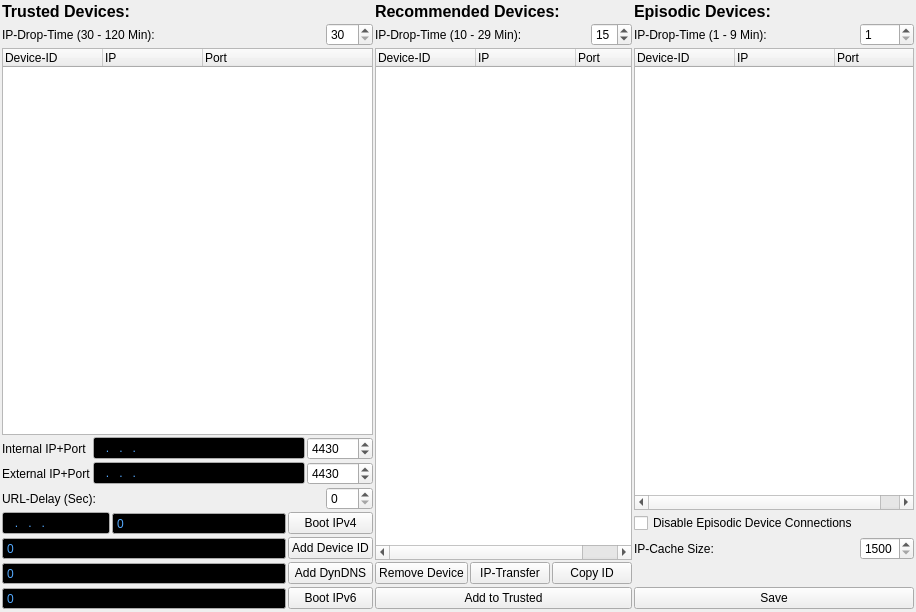
First picture: the form in ui/connection-display.ui, repository berndhs/arado, before the edit.
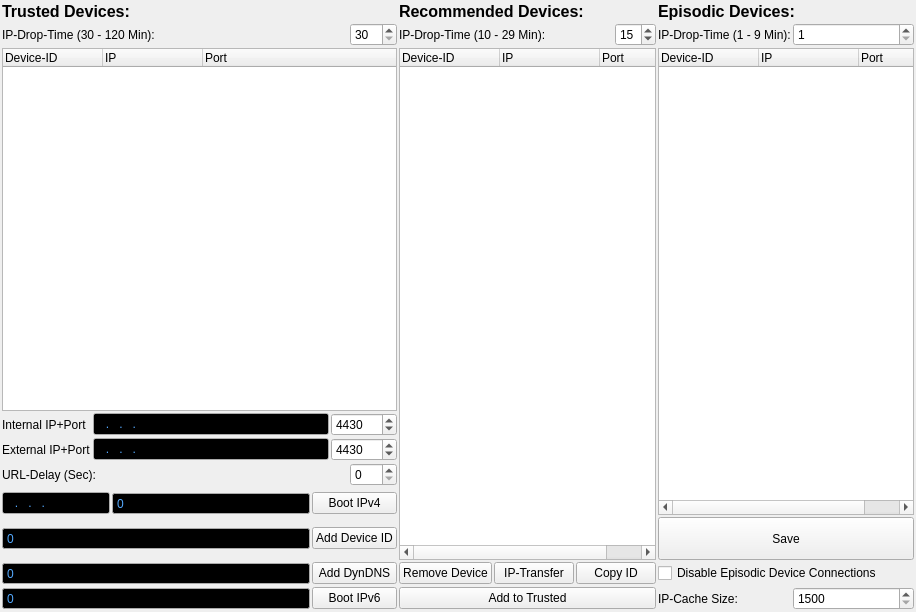
Second picture: the form after the edit.

Commit message: bigger button, hight

```diff
--- a/ui/connection-display.ui
+++ b/ui/connection-display.ui
@@ -150,7 +150,7 @@
      </column>
     </widget>
    </item>
-   <item row="2" column="6" rowspan="6" colspan="4">
+   <item row="2" column="6" rowspan="8" colspan="4">
     <widget class="QTreeWidget" name="treeWidget_2">
      <attribute name="headerDefaultSectionSize">
       <number>100</number>
@@ -172,7 +172,7 @@
      </column>
     </widget>
    </item>
-   <item row="2" column="10" rowspan="4" colspan="2">
+   <item row="2" column="10" rowspan="7" colspan="2">
     <widget class="QTreeWidget" name="treeWidget_3">
      <attribute name="headerDefaultSectionSize">
       <number>100</number>
@@ -412,7 +412,7 @@
      </property>
     </widget>
    </item>
-   <item row="6" column="0" colspan="2">
+   <item row="8" column="0" colspan="2">
     <widget class="QLineEdit" name="addip_2">
      <property name="palette">
       <palette>
@@ -494,7 +494,7 @@
      </property>
     </widget>
    </item>
-   <item row="6" column="2">
+   <item row="8" column="2">
     <widget class="QSpinBox" name="addport_2">
      <property name="sizePolicy">
       <sizepolicy hsizetype="Expanding" vsizetype="Fixed">
@@ -580,7 +580,7 @@
      </property>
     </widget>
    </item>
-   <item row="6" column="3" colspan="3">
+   <item row="8" column="3" colspan="3">
     <widget class="QPushButton" name="buttonboot_2">
      <property name="toolTip">
       <string>Boot with an IP+Port, if the IP-cache is empty or outdated.</string>
@@ -590,7 +590,7 @@
      </property>
     </widget>
    </item>
-   <item row="7" column="0" colspan="3">
+   <item row="9" column="0" colspan="3">
     <widget class="QSpinBox" name="addport_3">
      <property name="sizePolicy">
       <sizepolicy hsizetype="Expanding" vsizetype="Fixed">
@@ -676,7 +676,7 @@
      </property>
     </widget>
    </item>
-   <item row="7" column="3" colspan="3">
+   <item row="9" column="3" colspan="3">
     <widget class="QPushButton" name="pushButton_3">
      <property name="toolTip">
       <string>Enter the Device-IP, the DHT will find the current IP.</string>
@@ -686,7 +686,7 @@
      </property>
     </widget>
    </item>
-   <item row="8" column="0" colspan="3">
+   <item row="11" column="0" colspan="3">
     <widget class="QSpinBox" name="addport_5">
      <property name="sizePolicy">
       <sizepolicy hsizetype="Expanding" vsizetype="Fixed">
@@ -772,7 +772,7 @@
      </property>
     </widget>
    </item>
-   <item row="8" column="3" colspan="3">
+   <item row="11" column="3" colspan="3">
     <widget class="QPushButton" name="pushButton_4">
      <property name="toolTip">
       <string>Add DynDNS URL for any IP to the trusted Cache.</string>
@@ -782,7 +782,7 @@
      </property>
     </widget>
    </item>
-   <item row="8" column="6">
+   <item row="11" column="6">
     <widget class="QPushButton" name="pushButton">
      <property name="toolTip">
       <string>Removes a trusted IP from the list.</string>
@@ -792,7 +792,7 @@
      </property>
     </widget>
    </item>
-   <item row="8" column="7">
+   <item row="11" column="7">
     <widget class="QPushButton" name="pushButton_5">
      <property name="toolTip">
       <string>Asks connected devices for their trusted, recommended and episodic Device-IP-Lists. Trusted Devices are transfered to Recommended List. All other into Episodic List.</string>
@@ -802,7 +802,7 @@
      </property>
     </widget>
    </item>
-   <item row="8" column="8" colspan="2">
+   <item row="11" column="8" colspan="2">
     <widget class="QPushButton" name="pushButton_7">
      <property name="toolTip">
       <string>Copy your Device-ID to the clipboard</string>
@@ -812,7 +812,7 @@
      </property>
     </widget>
    </item>
-   <item row="9" column="0" colspan="3">
+   <item row="12" column="0" colspan="3">
     <widget class="QSpinBox" name="addport_6">
      <property name="sizePolicy">
       <sizepolicy hsizetype="Expanding" vsizetype="Fixed">
@@ -898,7 +898,7 @@
      </property>
     </widget>
    </item>
-   <item row="9" column="3" colspan="3">
+   <item row="12" column="3" colspan="3">
     <widget class="QPushButton" name="pushButton_6">
      <property name="toolTip">
       <string>Boot with any online IPv6 Adress</string>
@@ -908,7 +908,7 @@
      </property>
     </widget>
    </item>
-   <item row="9" column="6" colspan="4">
+   <item row="12" column="6" colspan="4">
     <widget class="QPushButton" name="pushButton_2">
      <property name="toolTip">
       <string>Adds an IP from recommended or episodic list to trusted list.</string>
@@ -918,34 +918,14 @@
      </property>
     </widget>
    </item>
-   <item row="9" column="10" colspan="2">
-    <widget class="QPushButton" name="pushButton_savesettings_2">
-     <property name="enabled">
-      <bool>true</bool>
-     </property>
-     <property name="toolTip">
-      <string>Save current Settings.</string>
-     </property>
-     <property name="text">
-      <string>Save</string>
-     </property>
-    </widget>
-   </item>
-   <item row="6" column="10">
-    <widget class="QCheckBox" name="checkBox">
-     <property name="text">
-      <string>Disable Episodic Device Connections</string>
-     </property>
-    </widget>
-   </item>
-   <item row="7" column="10">
+   <item row="12" column="10">
     <widget class="QLabel" name="labelipcachesize_3">
      <property name="text">
       <string>IP-Cache Size:</string>
      </property>
     </widget>
    </item>
-   <item row="7" column="11">
+   <item row="12" column="11">
     <widget class="QSpinBox" name="ipcachesize_3">
      <property name="toolTip">
       <string>Amount of IP-adresses in your IP-cache (1500-5000). Rise up, if all IP-adresses are outdated or offline and connections fail after a start.  Then each minute a request is sent to the boot-IP-connections, to fill the cache for 100%.</string>
@@ -961,6 +941,32 @@
      </property>
     </widget>
    </item>
+   <item row="11" column="10" colspan="2">
+    <widget class="QCheckBox" name="checkBox">
+     <property name="text">
+      <string>Disable Episodic Device Connections</string>
+     </property>
+    </widget>
+   </item>
+   <item row="9" column="10" colspan="2">
+    <widget class="QPushButton" name="pushButton_savesettings_2">
+     <property name="enabled">
+      <bool>true</bool>
+     </property>
+     <property name="minimumSize">
+      <size>
+       <width>0</width>
+       <height>43</height>
+      </size>
+     </property>
+     <property name="toolTip">
+      <string>Save current Settings.</string>
+     </property>
+     <property name="text">
+      <string>Save</string>
+     </property>
+    </widget>
+   </item>
   </layout>
  </widget>
  <layoutdefault spacing="2" margin="2"/>
```
